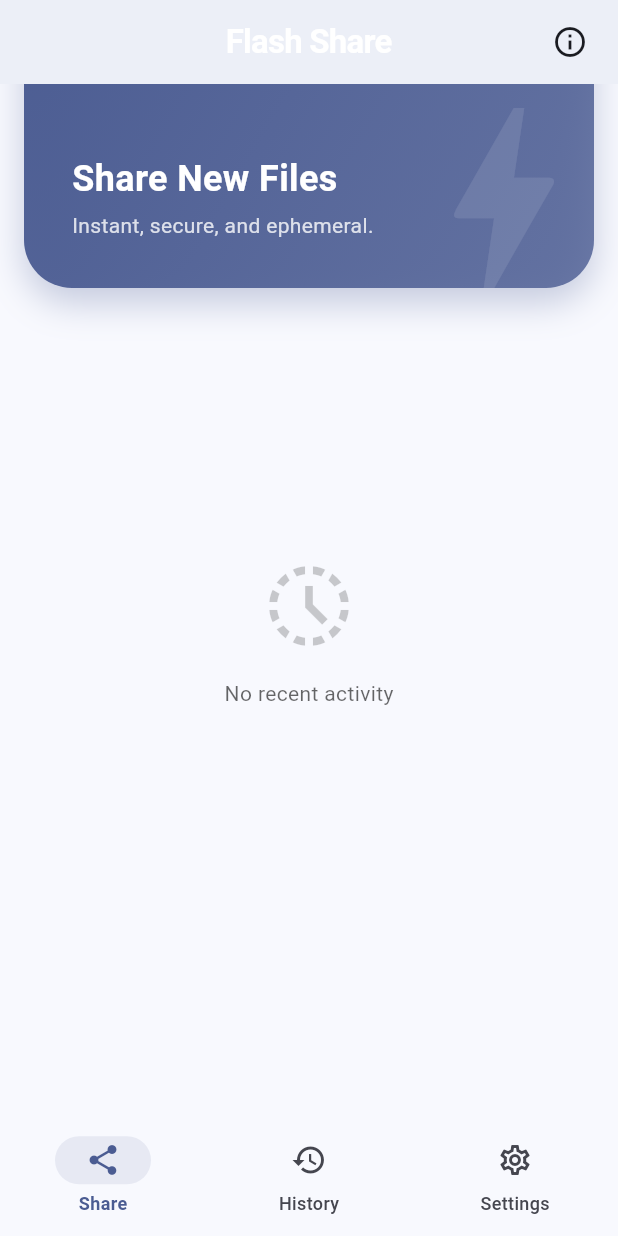
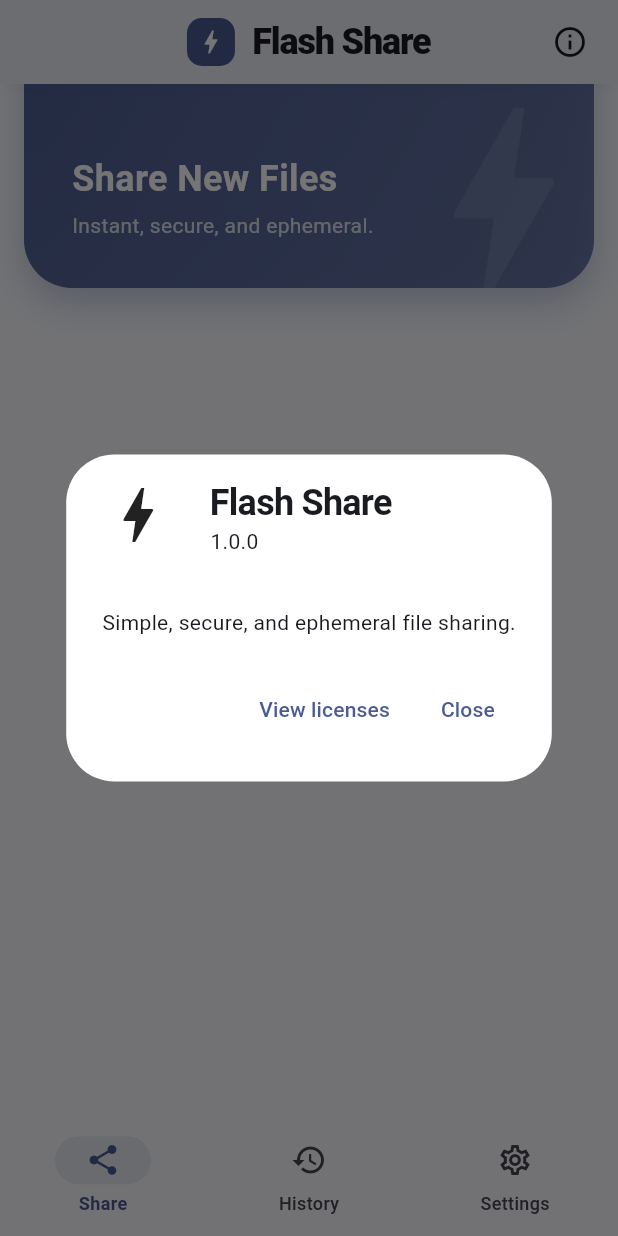
Before and after one commit to umairahmadx/flashshare, a Flutter app: the screen it shows after launch, scrolled down 100 dp, after a tap on the "info outline" icon, on a phone screen of 412 x 824 dp. Run offline on Flutter 3.47's test engine with Material 3 defaults, Android fonts, the phone set to English and light mode, and no system bars; our stand-ins replace dio, flutter_cache_manager, fluttertoast, permission_handler, qr_flutter, share_plus and 1 more; missing offline and left inert: flutter_background_service, pdf_render, receive_sharing_intent, video_thumbnail.

Commit message:
feat: add QR dialog for file sharing and enhance UI components

```diff
--- a/lib/files/app_file.dart
+++ b/lib/files/app_file.dart
@@ -10,6 +10,7 @@ export 'native_file_stub.dart' if (dart.library.io) 'native_file_io.dart';
 /// `dart:io` directly.
 abstract class AppFile {
   String get name;
+  String? get path;
   Future<int> getSize();
   Future<Uint8List> readAsBytes();
 
@@ -25,6 +26,8 @@ abstract class AppFile {
 class BytesFile implements AppFile {
   @override
   final String name;
+  @override
+  String? get path => null;
   final Uint8List _bytes;
 
   BytesFile(this.name, this._bytes);
--- a/lib/files/native_file_io.dart
+++ b/lib/files/native_file_io.dart
@@ -8,6 +8,9 @@ class _IoFile implements AppFile {
 
   @override
   String get name => _file.path.split(RegExp(r'[/\\]')).last;
+
+  @override
+  String? get path => _file.path;
 
   @override
   Future<int> getSize() => _file.length();
--- a/lib/ui/home_page.dart
+++ b/lib/ui/home_page.dart
@@ -116,11 +116,38 @@ class _HomePageState extends State<HomePage> {
     ];
     return Scaffold(
       appBar: AppBar(
-        title: const Text('Flash Share'),
+        title: Row(
+          mainAxisSize: MainAxisSize.min,
+          children: [
+            Container(
+              padding: const EdgeInsets.all(6),
+              decoration: BoxDecoration(
+                color: Theme.of(context).colorScheme.primary,
+                borderRadius: BorderRadius.circular(10),
+              ),
+              child: const Icon(Icons.bolt, color: Colors.white, size: 20),
+            ),
+            const SizedBox(width: 12),
+            Text(
+              'Flash Share',
+              style: Theme.of(context).appBarTheme.titleTextStyle,
+            ),
+          ],
+        ),
         actions: [
           IconButton(
             icon: const Icon(Icons.info_outline),
-            onPressed: () {}, // Info dialog could go here
+            onPressed: () {
+              showAboutDialog(
+                context: context,
+                applicationName: 'Flash Share',
+                applicationVersion: '1.0.0',
+                applicationIcon: const Icon(Icons.bolt, size: 48),
+                children: [
+                  const Text('Simple, secure, and ephemeral file sharing.'),
+                ],
+              );
+            },
           ),
           const SizedBox(width: 8),
         ],
--- a/lib/ui/theme.dart
+++ b/lib/ui/theme.dart
@@ -44,12 +44,14 @@ ThemeData buildTheme(Brightness brightness) {
       backgroundColor: scheme.surface,
       foregroundColor: scheme.onSurface,
       elevation: 0,
-      scrolledUnderElevation: 2,
+      scrolledUnderElevation: 3,
+      shadowColor: scheme.shadow.withValues(alpha: 0.1),
       centerTitle: true,
-      titleTextStyle: const TextStyle(
-        fontSize: 22,
-        fontWeight: FontWeight.w600,
-        letterSpacing: -0.5,
+      titleTextStyle: TextStyle(
+        fontSize: 24,
+        fontWeight: FontWeight.w800,
+        letterSpacing: -0.8,
+        color: scheme.onSurface,
       ),
     ),
 
--- a/lib/upload/upload_engine.dart
+++ b/lib/upload/upload_engine.dart
@@ -1,7 +1,11 @@
 import 'dart:async';
+import 'dart:ui';
 import 'package:archive/archive.dart';
 import 'package:dio/dio.dart';
 import 'package:flutter/foundation.dart';
+import 'package:flutter_cache_manager/flutter_cache_manager.dart';
+import 'package:pdf_render/pdf_render.dart';
+import 'package:video_thumbnail/video_thumbnail.dart';
 import 'package:flashshare/api/storage_client.dart';
 import 'package:flashshare/files/app_file.dart';
 import 'package:flashshare/models.dart';
@@ -146,6 +150,11 @@ class UploadEngine {
         ownerToken: rec.ownerToken,
         createdAt: DateTime.now().millisecondsSinceEpoch,
       ));
+
+      // Background task: generate and cache a thumbnail locally so it shows
+      // up instantly in the History list without a network download.
+      unawaited(_cacheThumbnail(file, rec.url));
+
       _emit(UploadProgress(
           key: key,
           filename: name,
@@ -255,4 +264,45 @@ class UploadEngine {
   }
 
   void cancel(String key) => _cancellers[key]?.cancel('user');
+
+  Future<void> _cacheThumbnail(AppFile file, String url) async {
+    if (kIsWeb) return; // CacheManager/File ops generally native-only here.
+    try {
+      final ext = file.name.split('.').last.toLowerCase();
+      Uint8List? thumb;
+
+      if (['jpg', 'jpeg', 'png', 'webp', 'gif'].contains(ext)) {
+        // For images, we can just cache the original file bytes as the thumbnail.
+        thumb = await file.readAsBytes();
+      } else if (['mp4', 'mov', 'avi', 'mkv'].contains(ext) && file.path != null) {
+        // For videos, generate a frame.
+        thumb = await VideoThumbnail.thumbnailData(
+          video: file.path!,
+          imageFormat: ImageFormat.JPEG,
+          maxWidth: 256,
+          quality: 75,
+        );
+      } else if (ext == 'pdf') {
+        // For PDFs, render the first page.
+        final doc = file.path != null
+            ? await PdfDocument.openFile(file.path!)
+            : await PdfDocument.openData(await file.readAsBytes());
+        try {
+          final page = await doc.getPage(1);
+          final img = await page.render(width: 256, height: 256);
+          thumb = await img.createImageDetached().then((uiImg) =>
+              uiImg.toByteData(format: ImageByteFormat.png).then((bd) =>
+                  bd?.buffer.asUint8List()));
+        } finally {
+          await doc.dispose();
+        }
+      }
+
+      if (thumb != null) {
+        await DefaultCacheManager().putFile(url, thumb, fileExtension: 'jpg');
+      }
+    } catch (e) {
+      debugPrint('Thumbnail caching failed: $e');
+    }
+  }
 }
--- a/pubspec.yaml
+++ b/pubspec.yaml
@@ -45,6 +45,10 @@ dependencies:
   qr_flutter: ^4.1.0
   share_plus: ^12.0.2
   cached_network_image: ^3.4.1
+  video_thumbnail: ^0.5.6
+  pdf_render: ^1.4.12
+  path_provider: ^2.1.6
+  flutter_cache_manager: ^3.4.1
 
 dev_dependencies:
   flutter_test:
```
Also changed, not shown: lib/ui/qr_dialog.dart (+12 -5 lines), lib/ui/upload_tile.dart (+34 -6 lines), pubspec.lock.
